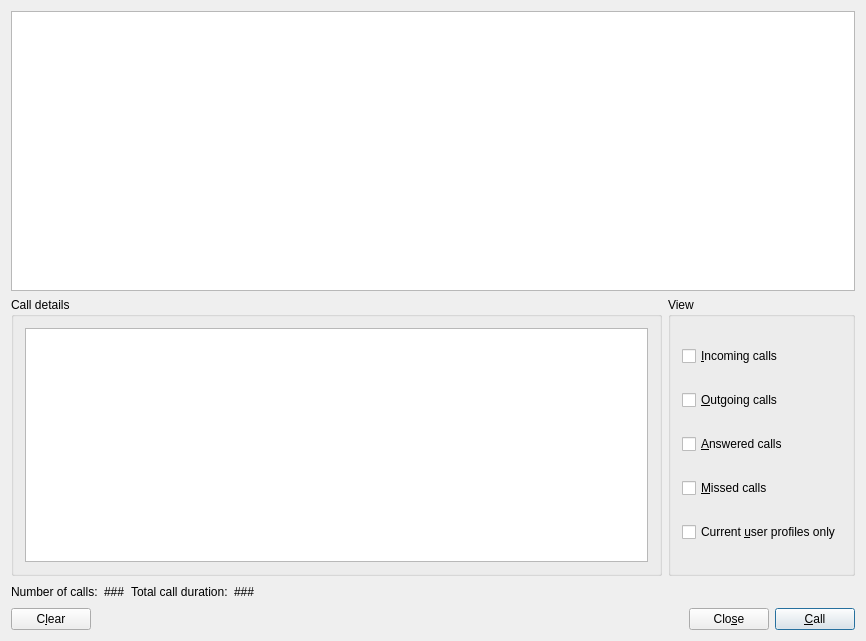
First picture: the form in src/gui/historyform.ui, repository LubosD/twinkle, before the edit.
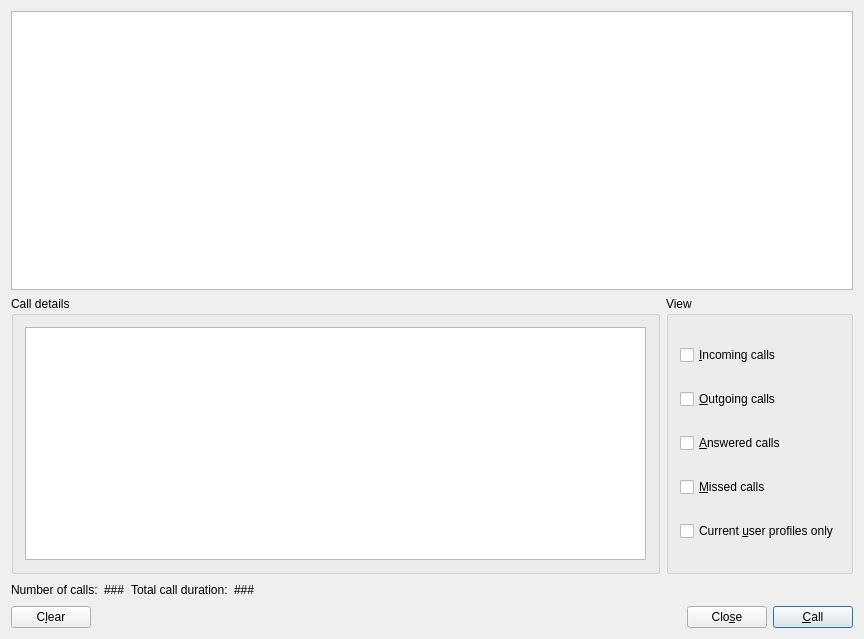
Second picture: the form after the edit.

Diff of the .ui file:
```diff
--- a/src/gui/historyform.ui
+++ b/src/gui/historyform.ui
@@ -6,8 +6,8 @@
    <rect>
     <x>0</x>
     <y>0</y>
-    <width>866</width>
-    <height>641</height>
+    <width>864</width>
+    <height>639</height>
    </rect>
   </property>
   <property name="contextMenuPolicy">
```
Left out of the diff: 3 changed lines with no effect on the pictures.
